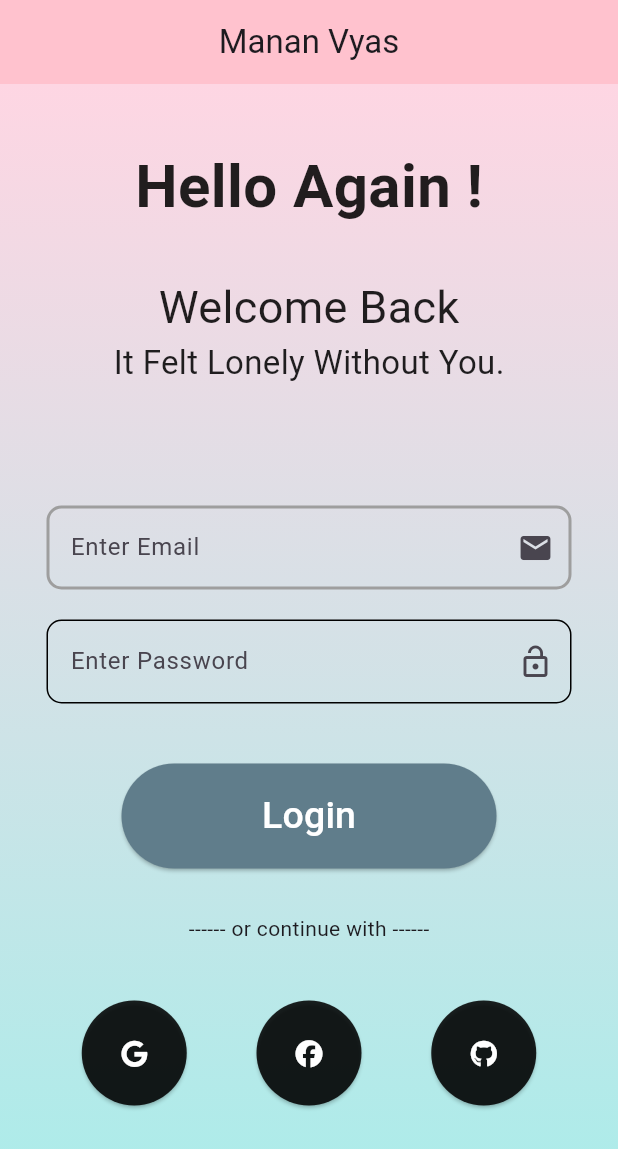
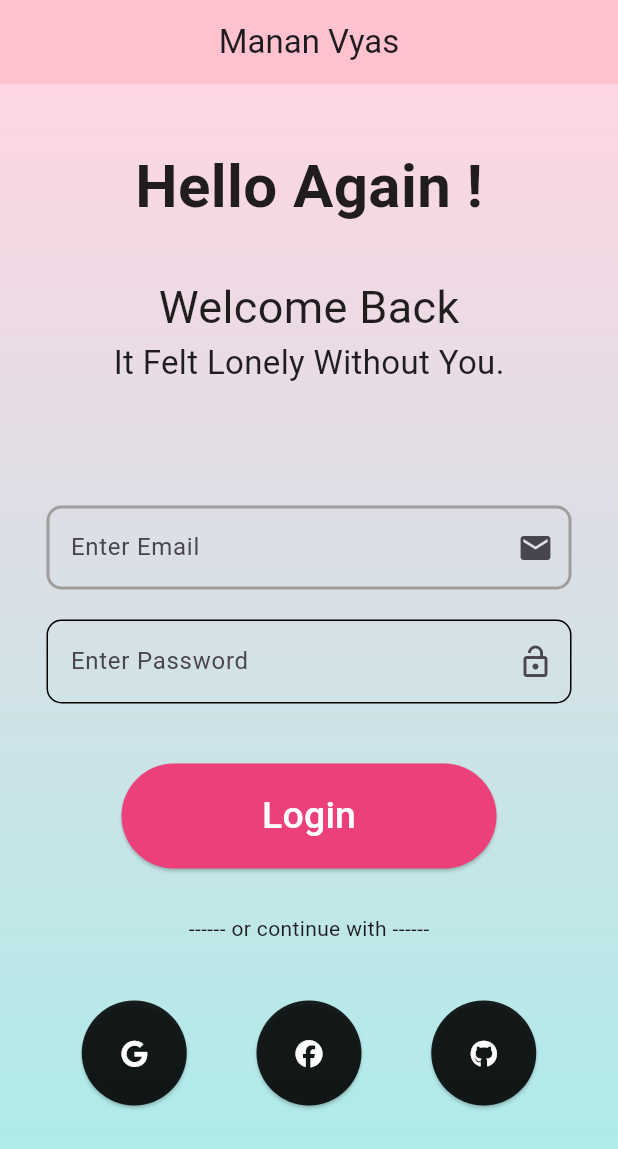
Before and after one commit to mananindia5/Manan_app2, a Flutter app: the screen it shows after launch, on a phone screen of 412 x 824 dp. Shown: the top 1149 px of the screen. Run offline on Flutter 3.47's test engine with Material 3 defaults, Android fonts, the phone set to English and light mode, and no system bars; our stand-ins replace font_awesome_flutter; Roboto replaces fonts that are missing (apple, regular).

Commit message:
21/11/24

```diff
--- /dev/null
+++ b/lib/login.dart
@@ -0,0 +1,3 @@
+class login_scn{
+
+}
--- a/lib/main.dart
+++ b/lib/main.dart
@@ -2,10 +2,12 @@ import 'package:flutter/material.dart';
 import 'package:font_awesome_flutter/font_awesome_flutter.dart';
 
 void main() {
-  runApp(MyApp());
+  runApp(const MyApp());
 }
 
 class MyApp extends StatelessWidget {
+  const MyApp({super.key});
+
   @override
   Widget build(BuildContext context) {
     return (MaterialApp(
@@ -14,12 +16,14 @@ class MyApp extends StatelessWidget {
       theme: ThemeData(
         primarySwatch: Colors.blueGrey,
       ),
-      home: MyHomePage(),
+      home: const MyHomePage(),
     ));
   }
 }
 
 class MyHomePage extends StatefulWidget {
+  const MyHomePage({super.key});
+
   @override
   State<StatefulWidget> createState() => Homepage_state();
 }
@@ -28,90 +32,125 @@ class Homepage_state extends State<MyHomePage> {
   @override
   Widget build(BuildContext context) {
     return Scaffold(
-        appBar: AppBar(title: Center(child: Text('Manan Vyas')), backgroundColor: Color(0xffffc2ce) ),
-
+        appBar: AppBar(
+            title: const Center(child: Text('Manan Vyas')),
+            backgroundColor: const Color(0xffffc2ce)),
         body: Container(
           width: double.infinity,
           height: double.infinity,
-          decoration: BoxDecoration(
-                        gradient: LinearGradient(colors: [Color(0xffa8edea),Color(0xfffed6e3)],
+          decoration: const BoxDecoration(
+              gradient: LinearGradient(
+                  colors: [Color(0xffa8edea), Color(0xfffed6e3)],
                   end: FractionalOffset(.5, 0),
-                          begin: FractionalOffset(.5,1)
-
-                        )
-
-          ),
-          child:
-          Center(
-            child: Column(
-              children: [
-                SizedBox(
+                  begin: FractionalOffset(.5, 1))),
+          child: Center(
+            child: Column(children: [
+              const SizedBox(
                 width: double.infinity,
                 height: 40,
               ),
-                Text("Hello Again !",
+              const Text("Hello Again !",
                   style: TextStyle(
                       fontSize: 40,
                       color: Colors.black87,
                       fontWeight: FontWeight.bold)),
-                SizedBox(
+              const SizedBox(
                 width: double.infinity,
                 height: 30,
               ),
-                Text('Welcome Back',
+              const Text('Welcome Back',
                   style: TextStyle(
                       fontSize: 30,
                       fontFamily: 'apple',
                       color: Colors.black87)),
-                Text('It Felt Lonely Without You.',
+              const Text('It Felt Lonely Without You.',
                   style: TextStyle(
                       fontSize: 22,
                       fontFamily: 'regular',
                       color: Colors.black87)),
-                SizedBox(height: 80),
-                Container(
+              const SizedBox(height: 80),
+              SizedBox(
                 width: 350,
                 child: TextField(
                   decoration: InputDecoration(
-                        suffixIcon: Icon(Icons.email),
+                      suffixIcon: const Icon(Icons.email),
                       labelText: 'Enter Email',
                       enabledBorder: OutlineInputBorder(
                           borderRadius: BorderRadius.circular(10),
                           borderSide:
-                                BorderSide(color: Colors.grey, width: 2))),
+                              const BorderSide(color: Colors.grey, width: 2))),
                 ),
               ),
-                SizedBox(height: 20),
-                Container(
+              const SizedBox(height: 20),
+              SizedBox(
                   width: 350,
                   child: TextField(
                     decoration: InputDecoration(
                         labelText: 'Enter Password',
-                          suffixIcon: Icon(Icons.lock_open),
+                        suffixIcon: const Icon(Icons.lock_open),
                         enabledBorder: OutlineInputBorder(
                             borderRadius: BorderRadius.circular(10))),
                   )),
-                SizedBox(height: 40),
-                SizedBox(height:70,width:250,
-                    child: ElevatedButton(onPressed:(){},
-                        child: Text("Login",style: TextStyle(fontSize: 25),),style: ElevatedButton.styleFrom(backgroundColor: Colors.blueGrey,foregroundColor: Colors.white,))),
-                SizedBox(height: 30,),
-                Text("------ or continue with ------"),
-                SizedBox(height: 30,),
+              const SizedBox(height: 40),
+              SizedBox(
+                  height: 70,
+                  width: 250,
+                  child: ElevatedButton(
+                      onPressed: () {},
+                      style: ElevatedButton.styleFrom(
+                        backgroundColor: Colors.pink.shade400,
+                        foregroundColor: Colors.white,
+                      ),
+                      child: const Text(
+                        "Login",
+                        style: TextStyle(fontSize: 25),
+                      ))),
+              const SizedBox(
+                height: 30,
+              ),
+              const Text("------ or continue with ------"),
+              const SizedBox(
+                height: 30,
+              ),
               Padding(
                 padding: const EdgeInsets.all(8.0),
                 child: Row(
                   mainAxisAlignment: MainAxisAlignment.spaceEvenly,
                   children: [
-                      SizedBox(height:70,width:70,child: ElevatedButton(child: FaIcon(FontAwesomeIcons.google,color: Colors.white),onPressed:(){},style: ElevatedButton.styleFrom(backgroundColor: Colors.black87),)),
-                      SizedBox(height:70,width:70,child: ElevatedButton(child: FaIcon(FontAwesomeIcons.facebook,color: Colors.white),onPressed:(){},style: ElevatedButton.styleFrom(backgroundColor: Colors.black87),)),
-                      SizedBox(height:70,width:70,child: ElevatedButton(child: FaIcon(FontAwesomeIcons.github,color: Colors.white),onPressed:(){},style: ElevatedButton.styleFrom(backgroundColor: Colors.black87),)),
+                    SizedBox(
+                        height: 70,
+                        width: 70,
+                        child: ElevatedButton(
+                          onPressed: () {},
+                          style: ElevatedButton.styleFrom(
+                              backgroundColor: Colors.black87),
+                          child: const FaIcon(FontAwesomeIcons.google,
+                              color: Colors.white),
+                        )),
+                    SizedBox(
+                        height: 70,
+                        width: 70,
+                        child: ElevatedButton(
+                          onPressed: () {},
+                          style: ElevatedButton.styleFrom(
+                              backgroundColor: Colors.black87),
+                          child: const FaIcon(FontAwesomeIcons.facebook,
+                              color: Colors.white),
+                        )),
+                    SizedBox(
+                        height: 70,
+                        width: 70,
+                        child: ElevatedButton(
+                          onPressed: () {},
+                          style: ElevatedButton.styleFrom(
+                              backgroundColor: Colors.black87),
+                          child: const FaIcon(FontAwesomeIcons.github,
+                              color: Colors.white),
+                        )),
                   ],
                 ),
               ),
-
-            ]
-            ),
+            ]),
           ),
         ));
   }
```
Lines whose indentation alone changed are shown as unchanged.
